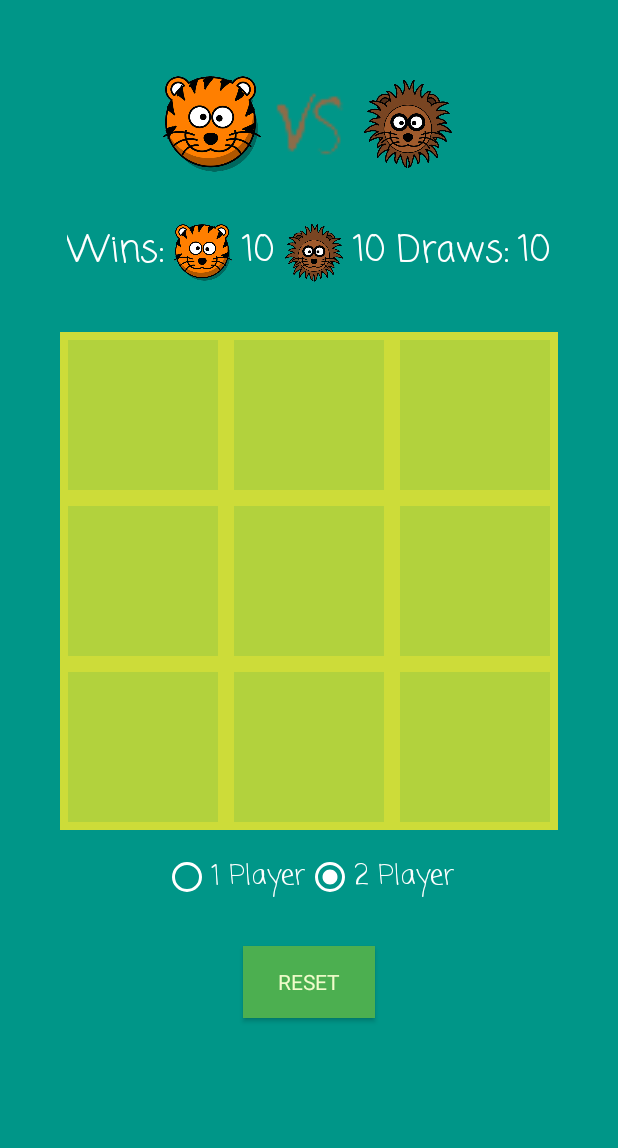
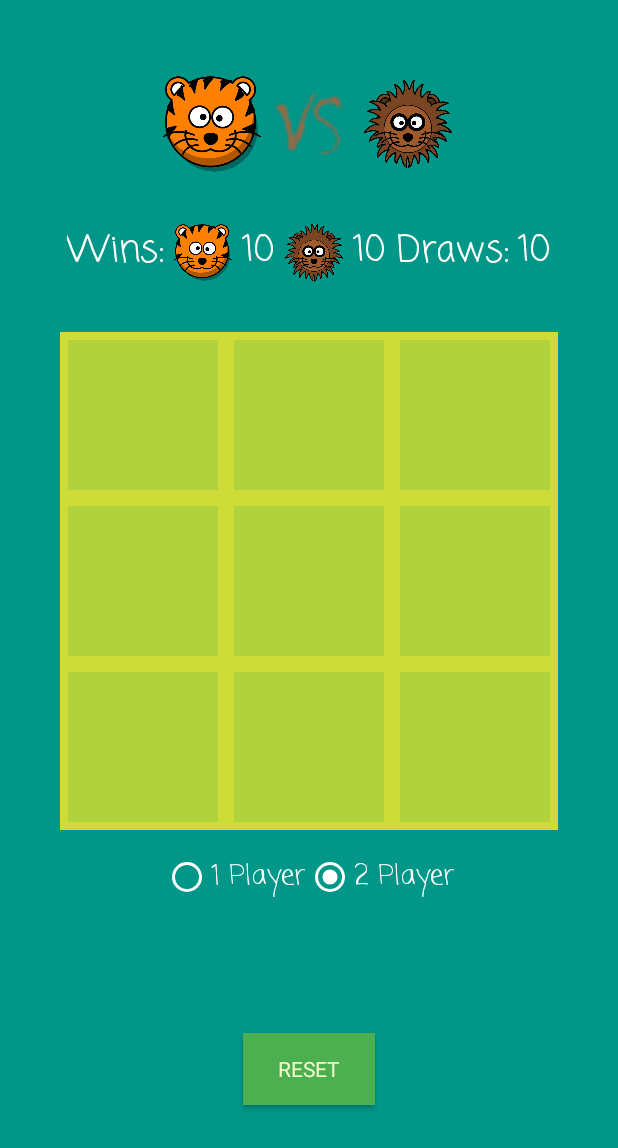
Before and after one commit to thisisfaisalhere/LionTiger, an Android app: the screen it shows after launch (MainActivity), after a tap on "Lion or Tiger", on a phone screen of 412 x 824 dp. Shown: the top 1148 px of the screen. Run offline under Robolectric (Android 15) with nearby library versions, the phone set to English and light mode, and no system bars; our stand-ins replace data binding; libraries missing offline, so code that uses them is left out: com.parse, es.dmoral.toasty; 2 statements that could not run were skipped.

Commit message:
redesign started

```diff
--- /dev/null
+++ b/app/src/main/java/com/virusX/lionOrTiger/GameMechanics.java
@@ -0,0 +1,74 @@
+package com.virusX.lionOrTiger;
+
+import android.content.Context;
+import android.widget.ImageView;
+
+import androidx.core.content.ContextCompat;
+
+import com.virusX.lionOrTiger.databinding.ActivityMainBinding;
+
+import es.dmoral.toasty.Toasty;
+
+class GameMechanics {
+
+    private ActivityMainBinding binding;
+    private Context context;
+    private Board board;
+    private boolean gameOver;
+    private int tag;
+
+    GameMechanics(ActivityMainBinding binding, Context context) {
+        this.binding = binding;
+        this.context = context;
+        board = new Board();
+        board.setCurrentPlayer(Board.Player.ONE);
+    }
+
+    void run(ImageView tappedImgView) {
+        if (!gameOver) {
+            tag = Integer.parseInt(tappedImgView.getTag().toString());
+            if (board.getNotTapped(tag - 1)) {
+                board.setPlayerChoice(board.getCurrentPlayer(), tag - 1);
+                setImage(tappedImgView);
+            } else Toasty.info(context, "Choose another Grid", Toasty.LENGTH_SHORT, true).show();
+        } else Toasty.warning(context, "Game Over. Reset to Play Again", Toasty.LENGTH_SHORT, true).show();
+    }
+
+    private void setImage(ImageView tappedImg) {
+        int translationValue = 0, translationXByValue = 0, img = 0;
+        if(board.getCurrentPlayer() == Board.Player.ONE) {
+            img = R.drawable.tiger;
+            board.setCurrentPlayer(Board.Player.TWO);
+            translationValue = -2000;
+            translationXByValue = 2000;
+            binding.firstPlayerImg.setBackgroundColor(ContextCompat
+                    .getColor(context, R.color.rootLayoutColor));
+            binding.secondPlayerImg.setBackgroundColor(ContextCompat
+                    .getColor(context, R.color.imageBackgroundColor));
+        } else if(board.getCurrentPlayer() == Board.Player.TWO) {
+            img = R.drawable.lion;
+            board.setCurrentPlayer(Board.Player.ONE);
+            translationValue = 2000;
+            translationXByValue = -2000;
+            binding.secondPlayerImg.setBackgroundColor(ContextCompat
+                    .getColor(context, R.color.rootLayoutColor));
+            binding.firstPlayerImg.setBackgroundColor(ContextCompat
+                    .getColor(context, R.color.imageBackgroundColor));
+        }
+        tappedImg.setImageResource(img);
+        tappedImg.setTranslationX(translationValue);
+        tappedImg.animate().translationXBy(translationXByValue).alpha(1).setDuration(500);
+        board.setNotTapped(tag - 1);
+    }
+
+    void resetTheGame() {
+        for(int i = 0; i < binding.grid.getChildCount(); i++) {
+            ImageView imageView = (ImageView) binding.grid.getChildAt(i);
+            imageView.setImageDrawable(null);
+            imageView.setAlpha(0.2f);
+        }
+        board.playerChoicesInitializer();
+        board.notTappedInitializer();
+        gameOver = false;
+    }
+}
--- a/app/src/main/java/com/virusX/lionOrTiger/MainActivity.java
+++ b/app/src/main/java/com/virusX/lionOrTiger/MainActivity.java
@@ -3,17 +3,88 @@ package com.virusX.lionOrTiger;
 import androidx.appcompat.app.AppCompatActivity;
 import androidx.databinding.DataBindingUtil;
 import android.os.Bundle;
-import android.view.WindowManager;
-
+import android.view.View;
+import android.widget.ImageView;
+import android.widget.RadioGroup;
 import com.virusX.lionOrTiger.databinding.ActivityMainBinding;
 
 public class MainActivity extends AppCompatActivity {
 
+    ActivityMainBinding binding;
+    private int strength = 1;
+    private GameMechanics gameMechanics;
+
     @Override
     protected void onCreate(Bundle savedInstanceState) {
         super.onCreate(savedInstanceState);
-        ActivityMainBinding binding = DataBindingUtil.setContentView(this, R.layout.activity_main);
-        getWindow().setFlags(WindowManager.LayoutParams.FLAG_FULLSCREEN,
-                WindowManager.LayoutParams.FLAG_FULLSCREEN);
+        binding = DataBindingUtil.setContentView(this, R.layout.activity_main);
+
+        binding.gameTypeRGrp.setOnCheckedChangeListener(new RadioGroup.OnCheckedChangeListener() {
+            @Override
+            public void onCheckedChanged(RadioGroup group, int checkedId) {
+                switch (checkedId) {
+                    case R.id.onePlayerRBtn:
+                        binding.gameStrengthRGrp.setVisibility(View.VISIBLE);
+                        break;
+                    case R.id.twoPlayerRBtn:
+                        binding.gameStrengthRGrp.setVisibility(View.GONE);
+                        break;
+                    default:
+                        break;
+                }
+            }
+        });
+
+        binding.gameStrengthRGrp.setOnCheckedChangeListener(new RadioGroup.OnCheckedChangeListener() {
+            @Override
+            public void onCheckedChanged(RadioGroup group, int checkedId) {
+                switch (checkedId) {
+                    case R.id.easyRBtn:
+                        strength = 1;
+                        break;
+                    case R.id.modRBtn:
+                        strength = 2;
+                        break;
+                    case R.id.expRBtn:
+                        strength = 3;
+                        break;
+                    default:
+                        break;
+                }
+            }
+        });
+
+        binding.resetBtn.setOnClickListener(new View.OnClickListener() {
+            @Override
+            public void onClick(View v) {
+                gameMechanics.resetTheGame();
+            }
+        });
+
+        gameMechanics = new GameMechanics(binding, this);
+    }
+
+    public void tappedOnGrid(View tappedView) {
+        ImageView tappedImgView = (ImageView) tappedView;
+        gameMechanics.run(tappedImgView);
+    }
+
+    @Override
+    public void onWindowFocusChanged(boolean hasFocus) {
+        super.onWindowFocusChanged(hasFocus);
+        if (hasFocus) {
+            hideSystemUI();
+        }
+    }
+
+    private void hideSystemUI() {
+        View decorView = getWindow().getDecorView();
+        decorView.setSystemUiVisibility(
+                View.SYSTEM_UI_FLAG_IMMERSIVE_STICKY
+                        | View.SYSTEM_UI_FLAG_LAYOUT_STABLE
+                        | View.SYSTEM_UI_FLAG_LAYOUT_HIDE_NAVIGATION
+                        | View.SYSTEM_UI_FLAG_LAYOUT_FULLSCREEN
+                        | View.SYSTEM_UI_FLAG_HIDE_NAVIGATION
+                        | View.SYSTEM_UI_FLAG_FULLSCREEN);
     }
 }
--- a/app/src/main/res/layout-land/activity_main.xml
+++ b/app/src/main/res/layout-land/activity_main.xml
@@ -4,7 +4,7 @@
     xmlns:tools="http://schemas.android.com/tools">
 
     <androidx.constraintlayout.widget.ConstraintLayout
-        android:layout_height="wrap_content"
+        android:layout_height="match_parent"
         android:layout_width="match_parent"
         android:background="#009688"
         tools:context=".MainActivity">
@@ -375,7 +375,7 @@
         </androidx.gridlayout.widget.GridLayout>
 
         <RadioGroup
-            android:id="@+id/radioGroup"
+            android:id="@+id/gameTypeRGrp"
             android:layout_width="wrap_content"
             android:layout_height="wrap_content"
             android:layout_marginTop="30dp"
@@ -407,21 +407,22 @@
         </RadioGroup>
 
         <RadioGroup
-            android:id="@+id/radioGroup2"
+            android:id="@+id/gameStrengthRGrp"
             android:layout_width="wrap_content"
             android:layout_height="wrap_content"
             android:layout_marginTop="15dp"
             android:orientation="horizontal"
-            android:visibility="visible"
+            android:visibility="gone"
             app:layout_constraintEnd_toStartOf="@+id/grid"
             app:layout_constraintStart_toStartOf="parent"
-            app:layout_constraintTop_toBottomOf="@+id/radioGroup">
+            app:layout_constraintTop_toBottomOf="@+id/gameTypeRGrp">
 
             <RadioButton
                 android:id="@+id/easyRBtn"
                 android:layout_width="match_parent"
                 android:layout_height="wrap_content"
                 android:buttonTint="#FFFFFF"
+                android:checked="true"
                 android:fontFamily="casual"
                 android:text="@string/easyTxt"
                 android:textColor="#FFFFFF"
@@ -452,7 +453,6 @@
             android:id="@+id/resetBtn"
             android:layout_width="wrap_content"
             android:layout_height="wrap_content"
-            android:layout_marginTop="30dp"
             android:layout_marginBottom="50dp"
             android:background="#4CAF50"
             android:fontFamily="sans-serif"
@@ -462,8 +462,7 @@
             android:visibility="visible"
             app:layout_constraintBottom_toBottomOf="parent"
             app:layout_constraintEnd_toStartOf="@+id/grid"
-            app:layout_constraintStart_toStartOf="parent"
-            app:layout_constraintTop_toBottomOf="@+id/radioGroup2" />
+            app:layout_constraintStart_toStartOf="parent" />
 
     </androidx.constraintlayout.widget.ConstraintLayout>
 </layout>
--- a/app/src/main/res/layout/activity_main.xml
+++ b/app/src/main/res/layout/activity_main.xml
@@ -2,16 +2,11 @@
 <layout xmlns:android="http://schemas.android.com/apk/res/android"
     xmlns:app="http://schemas.android.com/apk/res-auto"
     xmlns:tools="http://schemas.android.com/tools">
-
-    <ScrollView
+    <androidx.constraintlayout.widget.ConstraintLayout
         android:layout_width="match_parent"
         android:layout_height="match_parent"
         android:background="#009688"
         tools:context=".MainActivity">
-
-        <androidx.constraintlayout.widget.ConstraintLayout
-            android:layout_height="wrap_content"
-            android:layout_width="match_parent">
 
         <androidx.gridlayout.widget.GridLayout
             android:id="@+id/turnHighlightGrid"
@@ -190,7 +185,7 @@
                 android:alpha="0.2"
                 android:background="#4CAF50"
                 android:contentDescription="@string/lion_or_tiger"
-                    android:onClick="tappedOnImgGrid"
+                android:onClick="tappedOnGrid"
                 android:padding="3dp"
                 android:paddingLeft="3dp"
                 android:paddingTop="3dp"
@@ -212,7 +207,7 @@
                 android:alpha="0.2"
                 android:background="#4CAF50"
                 android:contentDescription="@string/lion_or_tiger"
-                    android:onClick="tappedOnImgGrid"
+                android:onClick="tappedOnGrid"
                 android:padding="3dp"
                 android:paddingLeft="3dp"
                 android:paddingTop="3dp"
@@ -234,7 +229,7 @@
                 android:alpha="0.2"
                 android:background="#4CAF50"
                 android:contentDescription="@string/lion_or_tiger"
-                    android:onClick="tappedOnImgGrid"
+                android:onClick="tappedOnGrid"
                 android:padding="3dp"
                 android:paddingLeft="3dp"
                 android:paddingTop="3dp"
@@ -256,7 +251,7 @@
                 android:alpha="0.2"
                 android:background="#4CAF50"
                 android:contentDescription="@string/lion_or_tiger"
-                    android:onClick="tappedOnImgGrid"
+                android:onClick="tappedOnGrid"
                 android:padding="3dp"
                 android:paddingLeft="3dp"
                 android:paddingTop="3dp"
@@ -278,7 +273,7 @@
                 android:alpha="0.2"
                 android:background="#4CAF50"
                 android:contentDescription="@string/lion_or_tiger"
-                    android:onClick="tappedOnImgGrid"
+                android:onClick="tappedOnGrid"
                 android:padding="3dp"
                 android:paddingLeft="3dp"
                 android:paddingTop="3dp"
@@ -300,7 +295,7 @@
                 android:alpha="0.2"
                 android:background="#4CAF50"
                 android:contentDescription="@string/lion_or_tiger"
-                    android:onClick="tappedOnImgGrid"
+                android:onClick="tappedOnGrid"
                 android:padding="3dp"
                 android:paddingLeft="3dp"
                 android:paddingTop="3dp"
@@ -322,7 +317,7 @@
                 android:alpha="0.2"
                 android:background="#4CAF50"
                 android:contentDescription="@string/lion_or_tiger"
-                    android:onClick="tappedOnImgGrid"
+                android:onClick="tappedOnGrid"
                 android:padding="3dp"
                 android:paddingLeft="3dp"
                 android:paddingTop="3dp"
@@ -330,6 +325,28 @@
                 android:paddingBottom="3dp"
                 android:tag="7"
                 app:layout_column="0"
+                app:layout_row="2" />
+
+            <ImageView
+                android:id="@+id/img8"
+                android:layout_width="100dp"
+                android:layout_height="100dp"
+                android:layout_margin="5dp"
+                android:layout_marginLeft="5dp"
+                android:layout_marginTop="5dp"
+                android:layout_marginRight="5dp"
+                android:layout_marginBottom="5dp"
+                android:alpha="0.2"
+                android:background="#4CAF50"
+                android:contentDescription="@string/lion_or_tiger"
+                android:onClick="tappedOnGrid"
+                android:padding="3dp"
+                android:paddingLeft="3dp"
+                android:paddingTop="3dp"
+                android:paddingRight="3dp"
+                android:paddingBottom="3dp"
+                android:tag="8"
+                app:layout_column="1"
                 app:layout_row="2" />
 
             <ImageView
@@ -344,7 +361,7 @@
                 android:alpha="0.2"
                 android:background="#4CAF50"
                 android:contentDescription="@string/lion_or_tiger"
-                    android:onClick="tappedOnImgGrid"
+                android:onClick="tappedOnGrid"
                 android:padding="3dp"
                 android:paddingLeft="3dp"
                 android:paddingTop="3dp"
@@ -354,32 +371,10 @@
                 app:layout_column="2"
                 app:layout_row="2" />
 
-                <ImageView
-                    android:id="@+id/img8"
-                    android:layout_width="100dp"
-                    android:layout_height="100dp"
-                    android:layout_margin="5dp"
-                    android:layout_marginLeft="5dp"
-                    android:layout_marginTop="5dp"
-                    android:layout_marginRight="5dp"
-                    android:layout_marginBottom="5dp"
-                    android:alpha="0.2"
-                    android:background="#4CAF50"
-                    android:contentDescription="@string/lion_or_tiger"
-                    android:onClick="tappedOnImgGrid"
-                    android:padding="3dp"
-                    android:paddingLeft="3dp"
-                    android:paddingTop="3dp"
-                    android:paddingRight="3dp"
-                    android:paddingBottom="3dp"
-                    android:tag="8"
-                    app:layout_column="1"
-                    app:layout_row="2" />
-
         </androidx.gridlayout.widget.GridLayout>
 
         <RadioGroup
-                android:id="@+id/radioGroup"
+            android:id="@+id/gameTypeRGrp"
             android:layout_width="wrap_content"
             android:layout_height="wrap_content"
             android:layout_marginTop="15dp"
@@ -411,7 +406,7 @@
         </RadioGroup>
 
         <RadioGroup
-                android:id="@+id/radioGroup2"
+            android:id="@+id/gameStrengthRGrp"
             android:layout_width="wrap_content"
             android:layout_height="wrap_content"
             android:layout_marginTop="15dp"
@@ -419,13 +414,14 @@
             android:visibility="gone"
             app:layout_constraintEnd_toEndOf="parent"
             app:layout_constraintStart_toStartOf="parent"
-                app:layout_constraintTop_toBottomOf="@+id/radioGroup">
+            app:layout_constraintTop_toBottomOf="@+id/gameTypeRGrp">
 
             <RadioButton
                 android:id="@+id/easyRBtn"
                 android:layout_width="match_parent"
                 android:layout_height="wrap_content"
                 android:buttonTint="#FFFFFF"
+                android:checked="true"
                 android:fontFamily="casual"
                 android:text="@string/easyTxt"
                 android:textColor="#FFFFFF"
@@ -467,8 +463,7 @@
             app:layout_constraintBottom_toBottomOf="parent"
             app:layout_constraintEnd_toEndOf="parent"
             app:layout_constraintStart_toStartOf="parent"
-                app:layout_constraintTop_toBottomOf="@+id/radioGroup2" />
+            app:layout_constraintTop_toBottomOf="@+id/gameStrengthRGrp" />
 
     </androidx.constraintlayout.widget.ConstraintLayout>
-    </ScrollView>
 </layout>
```
Also changed, not shown: app/src/main/java/com/virusX/lionOrTiger/Board.java (renamed from app/src/main/java/com/virusX/lionOrTiger/Variables.java, +5 -7 lines). Lines whose indentation alone changed are shown as unchanged.
